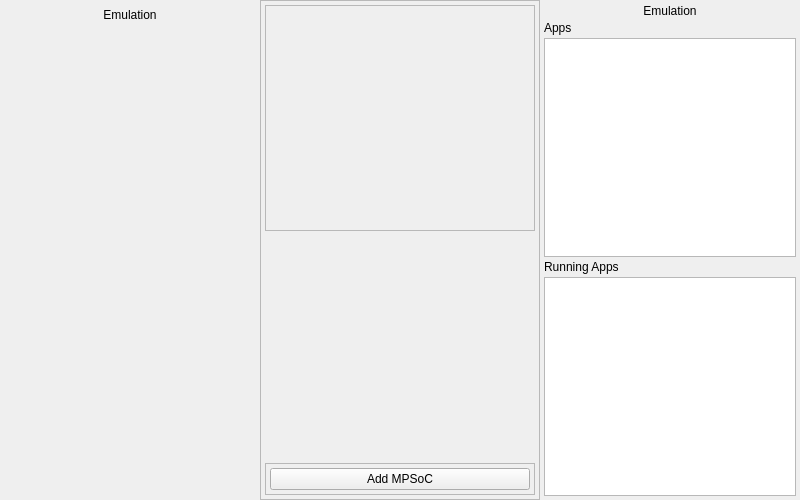
Qt form mainwindow.ui (TheLinthus/MPSoC-Simulator) before a commit.
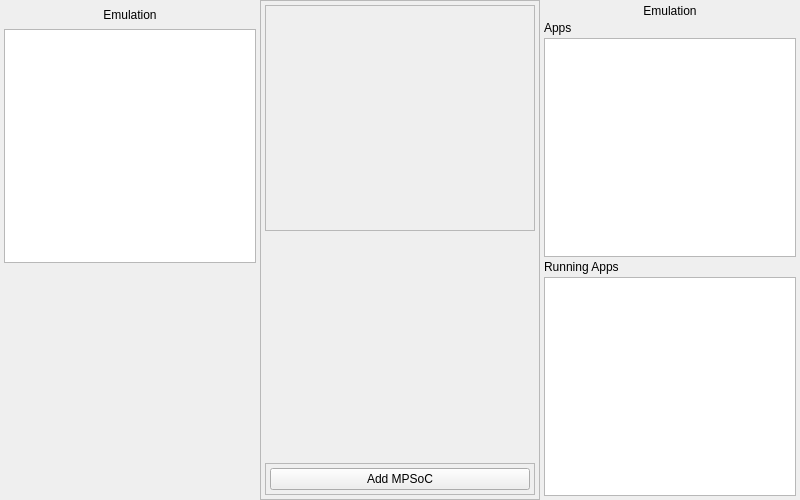
The same form after that commit. Custom widgets are drawn as their Qt base class.

Diff of the .ui file:
```diff
--- a/mainwindow.ui
+++ b/mainwindow.ui
@@ -85,6 +85,9 @@
          </property>
         </widget>
        </item>
+       <item>
+        <widget class="QGraphicsView" name="graphicsView"/>
+       </item>
        <item>
         <spacer name="verticalSpacer">
          <property name="orientation">
```
